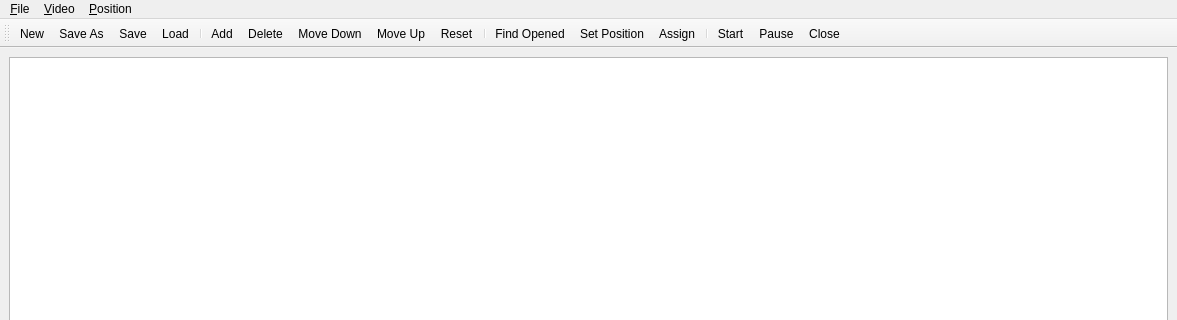
Qt form src/ui/vlc.ui (ostr00000/multi-video) before a commit; both pictures show x 0 to 1177 and y 0 to 320 of the 1177 by 474 pixel window.
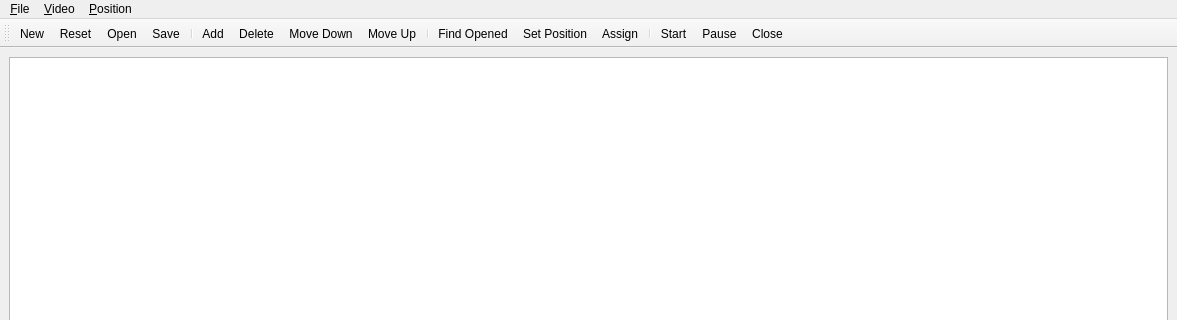
The same form after that commit. Icons and pictures are not drawn.

```diff
--- a/src/ui/vlc.ui
+++ b/src/ui/vlc.ui
@@ -43,35 +43,6 @@
     </item>
    </layout>
   </widget>
-  <widget class="QToolBar" name="toolBar">
-   <property name="windowTitle">
-    <string>toolBar</string>
-   </property>
-   <attribute name="toolBarArea">
-    <enum>TopToolBarArea</enum>
-   </attribute>
-   <attribute name="toolBarBreak">
-    <bool>false</bool>
-   </attribute>
-   <addaction name="actionNew"/>
-   <addaction name="actionSave_As"/>
-   <addaction name="actionSave"/>
-   <addaction name="actionLoad"/>
-   <addaction name="separator"/>
-   <addaction name="actionAdd"/>
-   <addaction name="actionDelete"/>
-   <addaction name="actionMove_Down"/>
-   <addaction name="actionMove_Up"/>
-   <addaction name="actionReset"/>
-   <addaction name="separator"/>
-   <addaction name="actionFind_Opened"/>
-   <addaction name="actionSet_Position"/>
-   <addaction name="actionAssign"/>
-   <addaction name="separator"/>
-   <addaction name="actionStart"/>
-   <addaction name="actionPause"/>
-   <addaction name="actionClose"/>
-  </widget>
   <widget class="QStatusBar" name="statusBarObj"/>
   <widget class="QMenuBar" name="menuBar">
    <property name="geometry">
@@ -116,6 +87,34 @@
    <addaction name="menuVideo"/>
    <addaction name="menu_Position"/>
   </widget>
+  <widget class="QToolBar" name="toolBar">
+   <property name="windowTitle">
+    <string>toolBar</string>
+   </property>
+   <attribute name="toolBarArea">
+    <enum>TopToolBarArea</enum>
+   </attribute>
+   <attribute name="toolBarBreak">
+    <bool>false</bool>
+   </attribute>
+   <addaction name="actionNew"/>
+   <addaction name="actionReset"/>
+   <addaction name="actionLoad"/>
+   <addaction name="actionSave"/>
+   <addaction name="separator"/>
+   <addaction name="actionAdd"/>
+   <addaction name="actionDelete"/>
+   <addaction name="actionMove_Down"/>
+   <addaction name="actionMove_Up"/>
+   <addaction name="separator"/>
+   <addaction name="actionFind_Opened"/>
+   <addaction name="actionSet_Position"/>
+   <addaction name="actionAssign"/>
+   <addaction name="separator"/>
+   <addaction name="actionStart"/>
+   <addaction name="actionPause"/>
+   <addaction name="actionClose"/>
+  </widget>
   <action name="actionAdd">
    <property name="icon">
     <iconset theme="list-add">
@@ -143,7 +142,7 @@
      <normaloff>.</normaloff>.</iconset>
    </property>
    <property name="text">
-    <string>Reset</string>
+    <string>&amp;Reset</string>
    </property>
   </action>
   <action name="actionLoad">
@@ -152,7 +151,10 @@
      <normaloff>.</normaloff>.</iconset>
    </property>
    <property name="text">
-    <string>&amp;Load</string>
+    <string>&amp;Open</string>
+   </property>
+   <property name="toolTip">
+    <string>Open</string>
    </property>
    <property name="shortcut">
     <string>Ctrl+O</string>
@@ -284,7 +286,7 @@
      <normaloff>.</normaloff>.</iconset>
    </property>
    <property name="text">
-    <string>New</string>
+    <string>&amp;New</string>
    </property>
    <property name="shortcut">
     <string>Ctrl+N</string>
```
Left out of the diff: 3 changed lines with no effect on the pictures.
